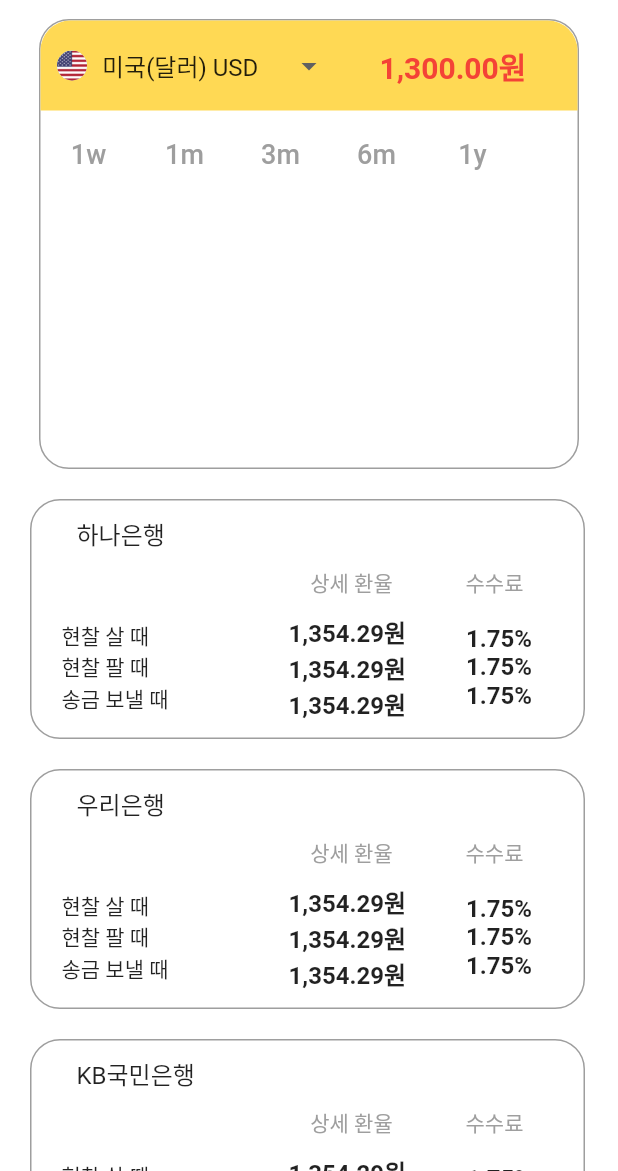
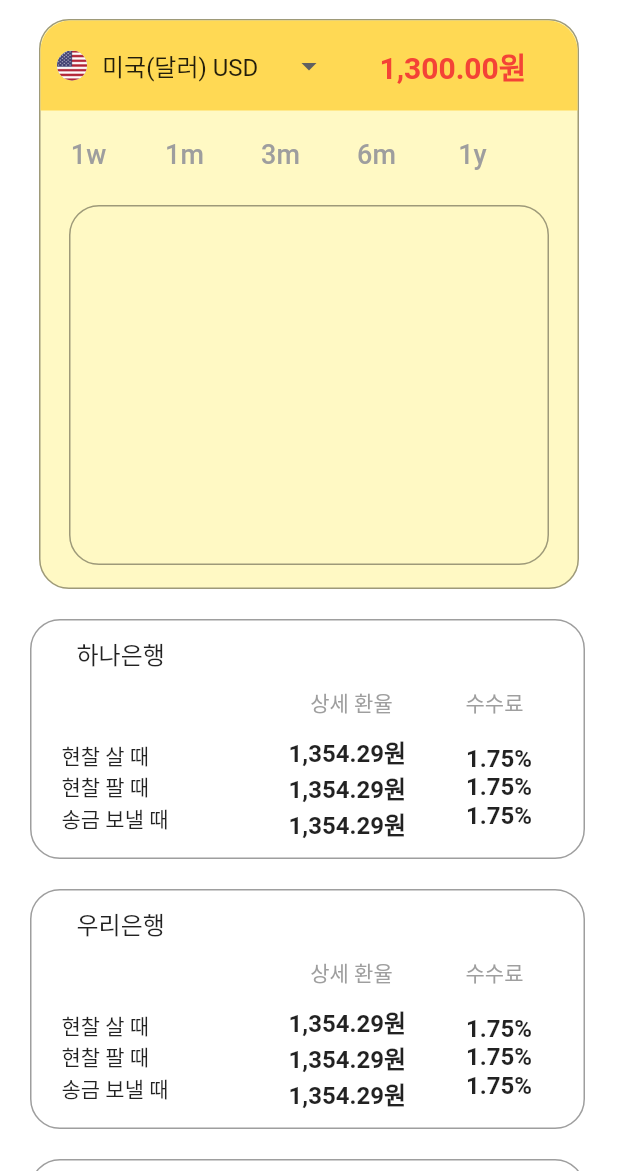
Before and after one commit to Donne-All-Around/DonneAllAround, a Flutter app: the ExchangeDetailPage screen opened directly, on a phone screen of 412 x 824 dp, the part 65-1236 px from its top. Run offline on Flutter 3.47's test engine with Material 2 defaults, Android fonts, the phone set to English and light mode, and no system bars; our stand-ins replace awesome_bottom_bar, chat_bubbles, flutter_chat_bubble, geocoding, geolocator, google_maps_flutter and 2 more; missing offline and left inert: bottom_picker.

Commit message:
0922 HA 환율상세 그래프 공간 완성

```diff
--- a/frontend/a705/lib/exchange_detail.dart
+++ b/frontend/a705/lib/exchange_detail.dart
@@ -69,10 +69,11 @@ class _ExchangeDetailPageState extends State<ExchangeDetailPage> {
                 Container(
                   margin: const EdgeInsets.fromLTRB(20, 0, 20, 0),
                   width: 360,
-                  height: 300,
+                  height: 380,
                   decoration: BoxDecoration(
                     borderRadius: BorderRadius.circular(20),
                     border: Border.all(color: Colors.black38),
+                    color: Colors.yellow[100],
                   ),
                   child: Column(
                     children: [
@@ -148,6 +149,7 @@ class _ExchangeDetailPageState extends State<ExchangeDetailPage> {
                       ),
                       const SizedBox(height: 5),
                       Row(
+
                         children: [
                           TextButton(
                               onPressed: () {
@@ -216,6 +218,23 @@ class _ExchangeDetailPageState extends State<ExchangeDetailPage> {
                               )),
                         ],
                       ),
+                      const SizedBox(height: 10,),
+                      // 그래프 공간
+                      Row(
+                        mainAxisAlignment: MainAxisAlignment.center,
+                        children: [
+                          Container(
+                            width: 320,
+                            height: 240,
+                            decoration:BoxDecoration(
+                              borderRadius: BorderRadius.circular(20),
+                              border: Border.all(color: Colors.black38),
+                            ),
+                            // 그래프 UI
+                          ),
+                        ],
+                      ),
+
                     ],
                   ),
                 ),
```
